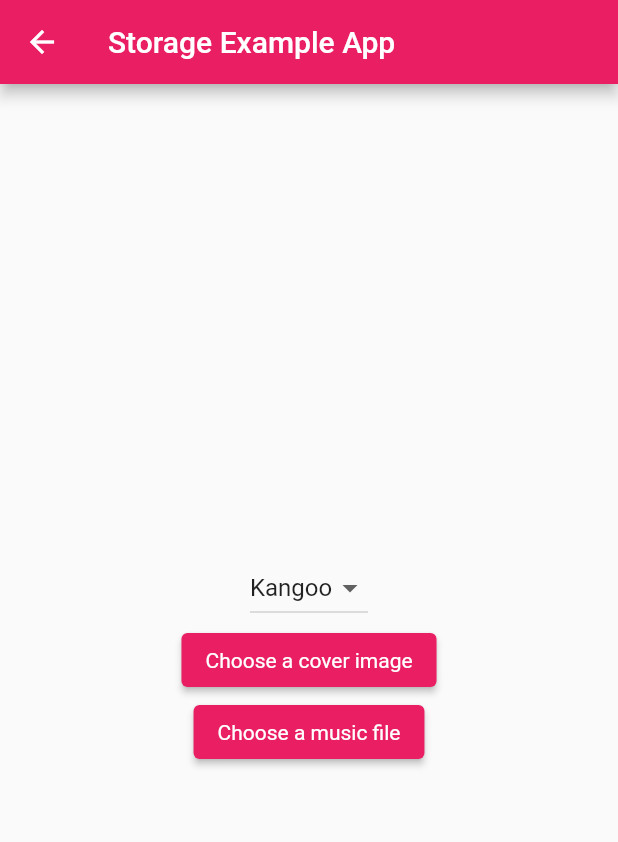
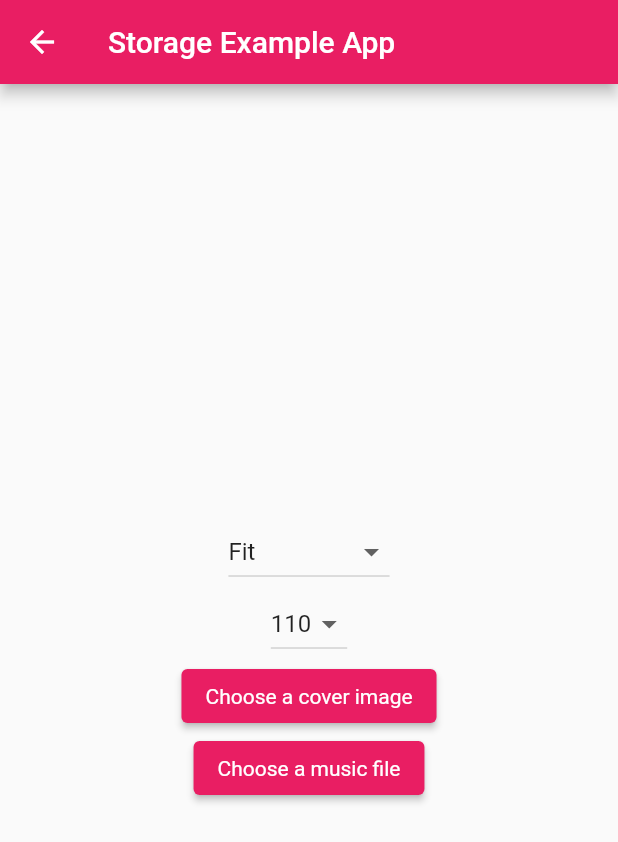
Before and after one commit to Dolphinstudio1/fitmix, a Flutter app: the TaskManager screen opened directly, on a phone screen of 412 x 824 dp. Shown: the top 842 px of the screen. Run offline on Flutter 3.47's test engine with Material 2 defaults, Android fonts, the phone set to English and light mode, and no system bars; our stand-ins replace audioplayers, cloud_firestore, file_picker, firebase_auth, firebase_core, firebase_storage and 2 more; missing offline and left inert: audioplayer, flutter_facebook_auth; accounts and stored records are empty; network calls fail.

Commit message:
Fitt mix v0.33
- upgrade bpm handling
- change group names
- increase kotlin version

```diff
--- a/lib/addmix_new.dart
+++ b/lib/addmix_new.dart
@@ -49,11 +49,22 @@ class _TaskManager extends State<TaskManager> {
   bool selectContantsFlag = false;
 
   int _value = 0;
+  int _valueBpm = 0;
   String groupName;
+  String bpmValue;
   String imageUrl;
   String musicUrl;
 
   set metadataImage(SettableMetadata metadataImage) {}
+
+  List<String> elements = ['Fit', 'Djs', 'Instructors', 'Royalityfree']; //Kangoo Aerobic Box Yoga
+  List<String> bpms = [];
+
+  _TaskManager(){
+    for(var i = 110; i <= 150; i++) {
+      bpms.add(i.toString());
+    }
+  }
 
   /// The user selects a file, and the task is added to the list.
   Future<firebase_storage.UploadTask> uploadFile(File file) async {
@@ -231,6 +242,7 @@ class _TaskManager extends State<TaskManager> {
     return mixes
         .add({
           'group_name': groupName,
+          'bpm_value': int.parse(bpmValue),
           'image_name': path
               .basenameWithoutExtension(_imageFile.files.single.path)
               .toString(), // John Doe
@@ -285,8 +297,6 @@ class _TaskManager extends State<TaskManager> {
     )));
   }
 
-  List<String> elements = ['Kangoo', 'Aerobic', 'Box', 'Yoga'];
-
   @override
   Widget build(BuildContext context) {
     return Scaffold(
@@ -334,6 +344,26 @@ class _TaskManager extends State<TaskManager> {
                       },
                     ),
                   ),
+                Container(
+                  alignment: Alignment.center,
+                  child: new DropdownButton<int>(
+                    value: _valueBpm,
+                    items: <int>[0, 1, 2, 3, 4, 5, 6, 7, 8, 9, 10, 11, 12, 13, 14, 15,
+                      16, 17, 18, 19, 20, 21, 22, 23, 24, 25, 26, 27, 28, 29, 30, 31,
+                      32, 33, 34, 35, 36, 37, 38, 39, 40].map((int value) {
+                      return new DropdownMenuItem<int>(
+                        value: value,
+                        child: new Text(bpms[value]),
+                      );
+                    }).toList(),
+                    onChanged: (value) {
+                      setState(() {
+                        _valueBpm = value;
+                        bpmValue = bpms[value];
+                      });
+                    },
+                  ),
+                ),
                 if (_selectedImage != null)
                   Image.file(_selectedImage, height: 300.0, width: 300.0),
                 if (_imageTask == null)
--- a/pubspec.yaml
+++ b/pubspec.yaml
@@ -15,7 +15,7 @@ publish_to: 'none' # Remove this line if you wish to publish to pub.dev
 # In iOS, build-name is used as CFBundleShortVersionString while build-number used as CFBundleVersion.
 # Read more about iOS versioning at
 # https://developer.apple.com/library/archive/documentation/General/Reference/InfoPlistKeyReference/Articles/CoreFoundationKeys.html
-version: 0.30+3
+version: 0.33+6
 
 environment:
   sdk: ">=2.11.0 <3.0.0"
```
Also changed, not shown: lib/media_player_designed.dart (+19 -9 lines), lib/media_player_plandesk.dart (+5 -5 lines), lib/mix_list.dart (+6 -1 lines), assets/images/djs.jpeg (added), assets/images/fitmixes.jpeg (added), assets/images/royalityfree.jpeg (added), pubspec.lock, 6 other files.
